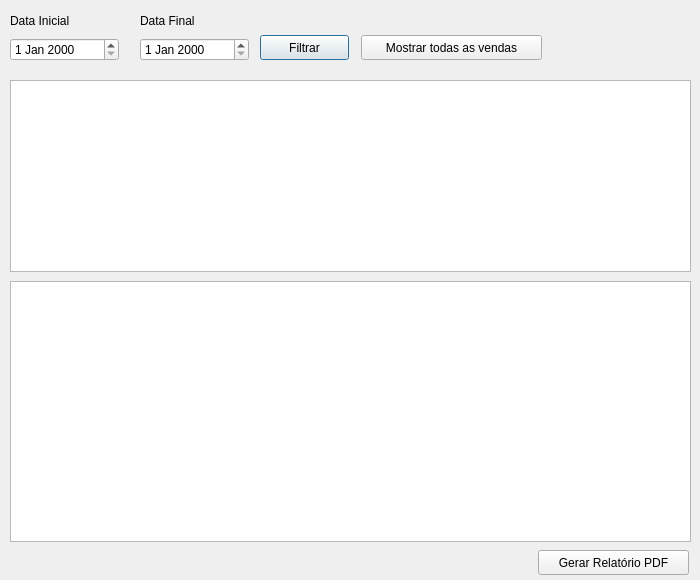
The window that frm_gestaovendas.ui (ustop0/TCC) describes before a commit, drawn with Qt 5.
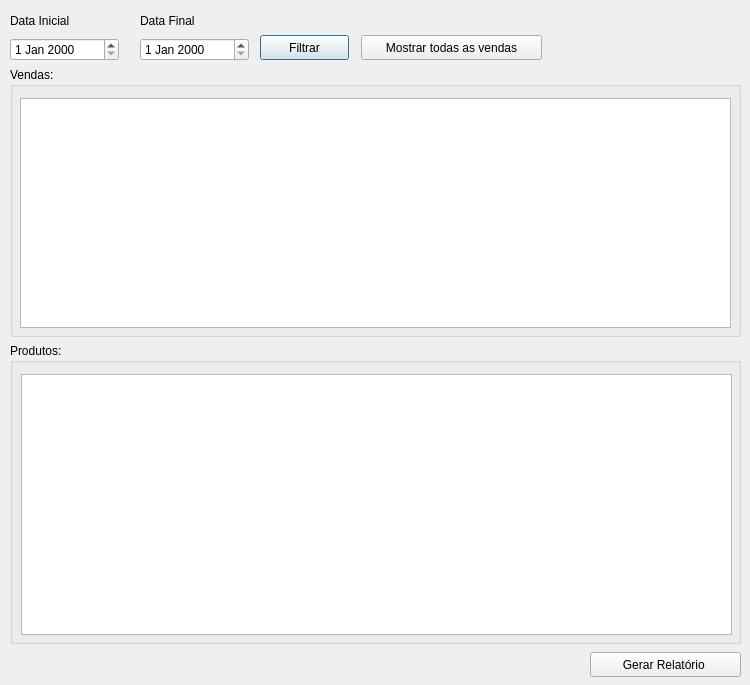
The same window after the commit.

Commit message:
Finalizando tela de gestão de vendas
A implementação do código foi finalizada, agora só restá fazer diversos testes

```diff
--- a/frm_gestaovendas.ui
+++ b/frm_gestaovendas.ui
@@ -6,8 +6,8 @@
    <rect>
     <x>0</x>
     <y>0</y>
-    <width>700</width>
-    <height>580</height>
+    <width>750</width>
+    <height>685</height>
    </rect>
   </property>
   <property name="windowTitle">
@@ -39,22 +39,12 @@
     <string>Mostrar todas as vendas</string>
    </property>
   </widget>
-  <widget class="QTableWidget" name="tw_listaVendas">
-   <property name="geometry">
-    <rect>
-     <x>10</x>
-     <y>80</y>
-     <width>681</width>
-     <height>192</height>
-    </rect>
-   </property>
-  </widget>
   <widget class="QTableWidget" name="tw_listaProdutos">
    <property name="geometry">
     <rect>
-     <x>10</x>
-     <y>281</y>
-     <width>681</width>
+     <x>21</x>
+     <y>374</y>
+     <width>711</width>
      <height>261</height>
     </rect>
    </property>
@@ -62,14 +52,14 @@
   <widget class="QPushButton" name="btn_relatorioPDF">
    <property name="geometry">
     <rect>
-     <x>538</x>
-     <y>550</y>
+     <x>590</x>
+     <y>652</y>
      <width>151</width>
      <height>25</height>
     </rect>
    </property>
    <property name="text">
-    <string>Gerar Relatório PDF</string>
+    <string>Gerar Relatório </string>
    </property>
   </widget>
   <widget class="QWidget" name="layoutWidget">
@@ -116,6 +106,50 @@
     </item>
    </layout>
   </widget>
+  <widget class="QGroupBox" name="groupBox">
+   <property name="geometry">
+    <rect>
+     <x>10</x>
+     <y>67</y>
+     <width>731</width>
+     <height>270</height>
+    </rect>
+   </property>
+   <property name="title">
+    <string>Vendas:</string>
+   </property>
+   <widget class="QTableWidget" name="tw_listaVendas">
+    <property name="geometry">
+     <rect>
+      <x>10</x>
+      <y>31</y>
+      <width>711</width>
+      <height>230</height>
+     </rect>
+    </property>
+   </widget>
+  </widget>
+  <widget class="QGroupBox" name="groupBox_2">
+   <property name="geometry">
+    <rect>
+     <x>10</x>
+     <y>343</y>
+     <width>731</width>
+     <height>301</height>
+    </rect>
+   </property>
+   <property name="title">
+    <string>Produtos:</string>
+   </property>
+  </widget>
+  <zorder>groupBox_2</zorder>
+  <zorder>groupBox</zorder>
+  <zorder>btn_filtrar</zorder>
+  <zorder>btn_mostratTodasVendas</zorder>
+  <zorder>tw_listaProdutos</zorder>
+  <zorder>btn_relatorio</zorder>
+  <zorder>layoutWidget</zorder>
+  <zorder>layoutWidget</zorder>
  </widget>
  <resources/>
  <connections/>
```
Left out of the diff: 2 changed lines with no effect on the pictures. The commit also changes 3 other files.
